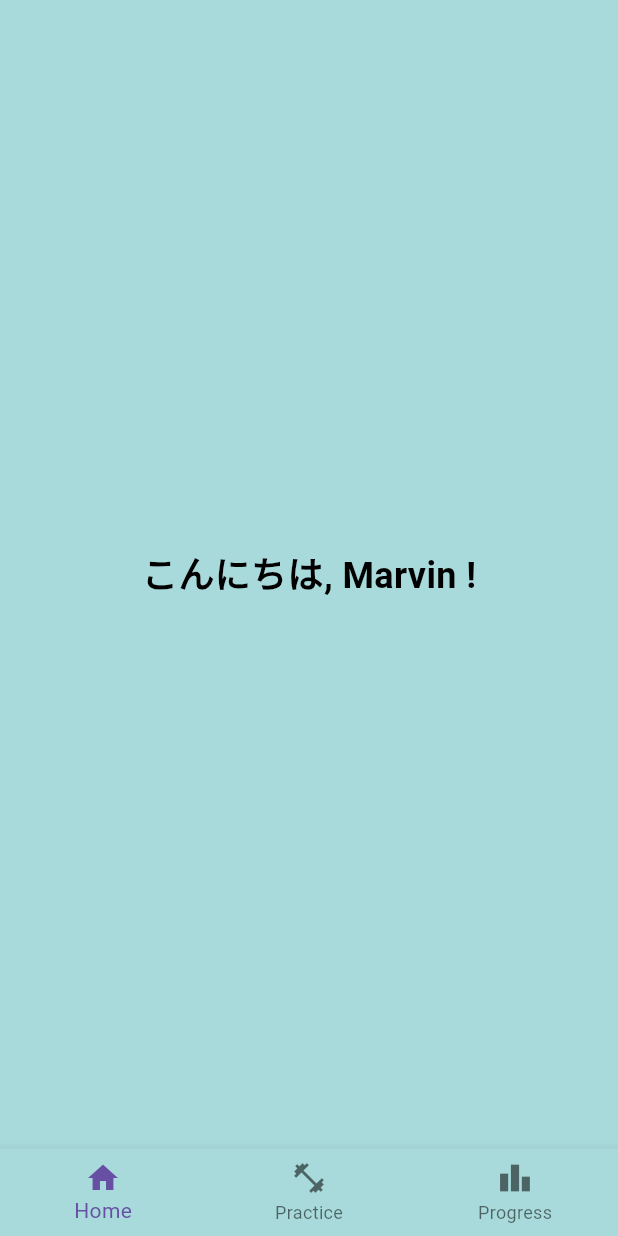
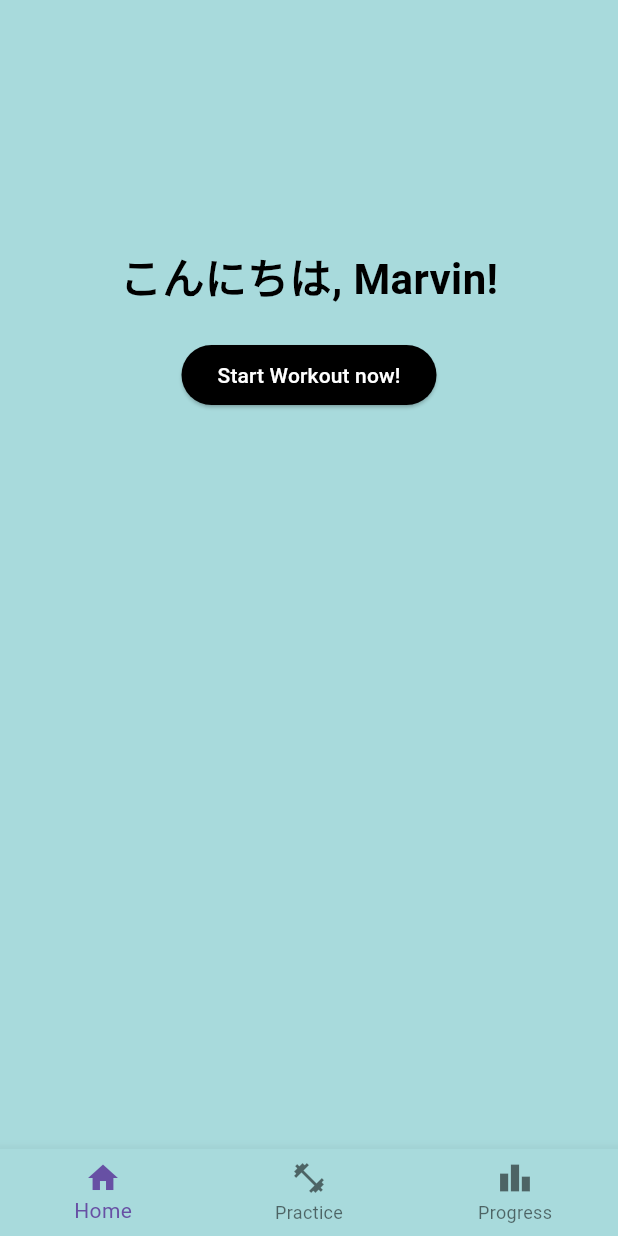
Before and after one commit to GnDouble/sakura_learn, a Flutter app: the screen it shows after launch, on a phone screen of 412 x 824 dp. Run offline on Flutter 3.47's test engine with Material 3 defaults, Android fonts, the phone set to English and light mode, and no system bars.

Commit message:
button styled

```diff
--- a/lib/screens/home_screen.dart
+++ b/lib/screens/home_screen.dart
@@ -1,32 +1,46 @@
 import 'package:flutter/material.dart';
+import "/widgets/bottom_nav_bar.dart";
 
 const Color pastellBlue = Color(0xFFA8DADC);
 const welcome = TextStyle(
   color: Colors.black,
-  fontSize: 24,
+  fontSize: 28,
   fontWeight: FontWeight.bold,
 );
 
 class HomeScreen extends StatelessWidget {
+  void _startWorkout() {
+    print("Button pressed");
+  }
   @override
   Widget build(BuildContext context) {
     return Scaffold(
       backgroundColor: pastellBlue,
-      body: Center(child:  Text("こんにちは, Marvin !", style: welcome,textAlign: TextAlign.start,)),
-      bottomNavigationBar: BottomNavigationBar(
+      body: Align(
+        alignment: Alignment(0.0, -0.5), // Moves content between top and center
+        child: Column(
+          mainAxisSize:
+              MainAxisSize.min, // Keeps column from taking full height
+          children: [
+            Text("こんにちは, Marvin!", style: welcome),
+            SizedBox(height: 20), // Space between text and button
+            ElevatedButton(
+              onPressed: _startWorkout,
+              style: ElevatedButton.styleFrom(
+                backgroundColor: Colors.black, // Button background color
+              ),
+              child: Text(
+                "Start Workout now!",
+                style: TextStyle(color: Colors.white), // Text color
+              ),
+            ),
+          ],
+        ),
+      ),
+
+      bottomNavigationBar: BottomNavBar(
         backgroundColor: pastellBlue,
-        items: const <BottomNavigationBarItem>[
-          BottomNavigationBarItem(icon: Icon(Icons.home), label: 'Home'),
-          BottomNavigationBarItem(
-            icon: Icon(Icons.fitness_center),
-            label: 'Practice',
-          ),
-          BottomNavigationBarItem(
-            icon: Icon(Icons.leaderboard),
-            label: 'Progress',
-          ),
-        ],
-      ),
+      ), // import out /widgets/bottom_nav_bar.dart
     );
   }
 }
--- /dev/null
+++ b/lib/widgets/bottom_nav_bar.dart
@@ -0,0 +1,25 @@
+import 'package:flutter/material.dart';
+
+class BottomNavBar extends StatelessWidget {
+  final Color backgroundColor;
+
+  const BottomNavBar({super.key, required this.backgroundColor});
+
+  @override
+  Widget build(BuildContext context) {
+    return BottomNavigationBar(
+      backgroundColor: backgroundColor,
+      items: const <BottomNavigationBarItem>[
+        BottomNavigationBarItem(icon: Icon(Icons.home), label: 'Home'),
+        BottomNavigationBarItem(
+          icon: Icon(Icons.fitness_center),
+          label: 'Practice',
+        ),
+        BottomNavigationBarItem(
+          icon: Icon(Icons.leaderboard),
+          label: 'Progress',
+        ),
+      ],
+    );
+  }
+}
```
